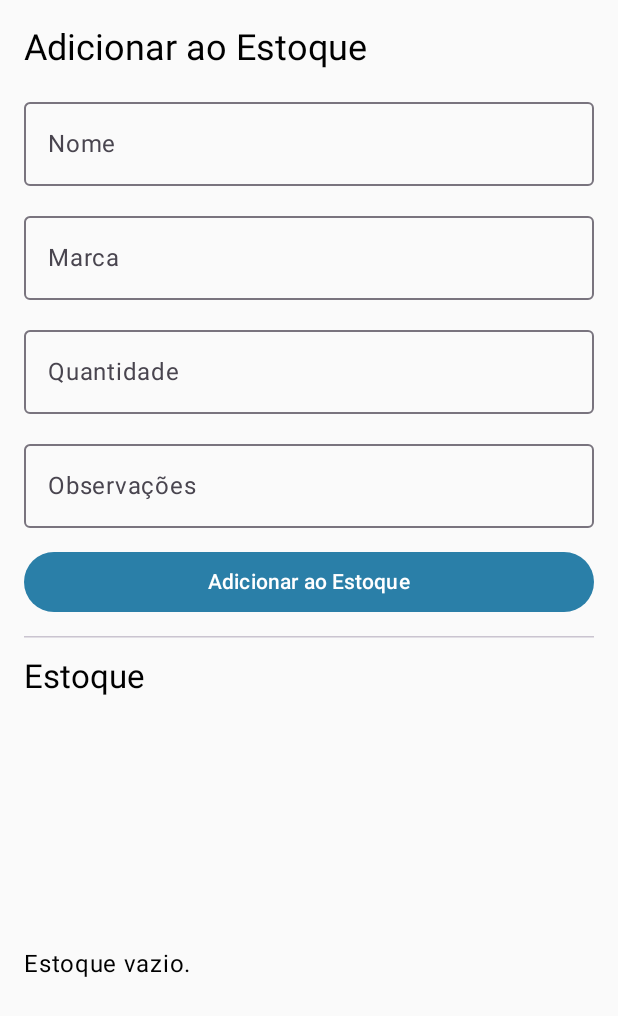
After one commit to Edu1910sccp/Aquarela-Papelaria-, an Android app built with Jetpack Compose: the ProdutosScreen screen opened through its navigation route, on a phone screen of 412 x 824 dp. The commit adds this screen. Shown: the top 1016 px of the screen. Run offline under Robolectric (Android 15) with nearby library versions, the phone set to English and light mode, and no system bars; our stand-ins replace Room's generated code.

Commit message:
feat: implementa funcionalidade base de estoque (lista e cadastro de produtos)

```diff
--- a/app/app/src/main/java/br/edu/ifpe/aquarelapapelaria/data/local/AppDatabase.kt
+++ b/app/app/src/main/java/br/edu/ifpe/aquarelapapelaria/data/local/AppDatabase.kt
@@ -7,9 +7,10 @@ import androidx.room.Room
 import androidx.room.RoomDatabase
 import br.edu.ifpe.aquarelapapelaria.model.Cliente
 import br.edu.ifpe.aquarelapapelaria.model.Pedido
+import br.edu.ifpe.aquarelapapelaria.model.Produto
 
 @Database(
-    entities = [Cliente::class, Pedido::class],
+    entities = [Cliente::class, Pedido::class, Produto::class],
     version = 1,
     exportSchema = false
 )
@@ -17,6 +18,7 @@ abstract class AppDatabase : RoomDatabase() {
 
     abstract fun clienteDao(): ClienteDao
     abstract fun pedidoDao(): PedidoDao
+    abstract fun produtoDao(): ProdutoDao
 
     companion object {
         @Volatile
--- /dev/null
+++ b/app/app/src/main/java/br/edu/ifpe/aquarelapapelaria/ui/features/produtos/ProdutosScreen.kt
@@ -0,0 +1,156 @@
+package br.edu.ifpe.aquarelapapelaria.ui.features.produtos
+
+import androidx.compose.foundation.layout.*
+import androidx.compose.foundation.lazy.LazyColumn
+import androidx.compose.foundation.lazy.items
+import androidx.compose.foundation.text.KeyboardOptions
+import androidx.compose.material3.*
+import androidx.compose.runtime.*
+import androidx.compose.runtime.saveable.rememberSaveable
+import androidx.compose.ui.Alignment
+import androidx.compose.ui.Modifier
+import androidx.compose.ui.res.stringResource
+import androidx.compose.ui.text.input.KeyboardType
+import androidx.compose.ui.unit.dp
+import androidx.lifecycle.compose.collectAsStateWithLifecycle
+import androidx.lifecycle.viewmodel.compose.viewModel
+import br.edu.ifpe.aquarelapapelaria.R
+import br.edu.ifpe.aquarelapapelaria.viewmodel.ProdutosViewModel
+
+@Composable
+fun ProdutosScreen(
+    viewModel: ProdutosViewModel = viewModel()
+) {
+    var nome by rememberSaveable { mutableStateOf("") }
+    var marca by rememberSaveable { mutableStateOf("") }
+    var quantidade by rememberSaveable { mutableStateOf("") }
+    var obs by rememberSaveable { mutableStateOf("") }
+
+    val estado by viewModel.uiState.collectAsStateWithLifecycle()
+
+    Column(
+        modifier = Modifier
+            .fillMaxSize()
+            .padding(16.dp),
+        verticalArrangement = Arrangement.spacedBy(12.dp)
+    ) {
+        Text(
+            text = stringResource(R.string.produtos_cadastrar),
+            style = MaterialTheme.typography.headlineSmall
+        )
+
+        OutlinedTextField(
+            value = nome,
+            onValueChange = { nome = it },
+            label = { Text(stringResource(R.string.produtos_nome)) },
+            modifier = Modifier.fillMaxWidth()
+        )
+
+        OutlinedTextField(
+            value = marca,
+            onValueChange = { marca = it },
+            label = { Text(stringResource(R.string.produtos_marca)) },
+            modifier = Modifier.fillMaxWidth()
+        )
+
+        OutlinedTextField(
+            value = quantidade,
+            onValueChange = { quantidade = it },
+            label = { Text(stringResource(R.string.produtos_quantidade)) },
+            keyboardOptions = KeyboardOptions(keyboardType = KeyboardType.Number),
+            modifier = Modifier.fillMaxWidth()
+        )
+
+        OutlinedTextField(
+            value = obs,
+            onValueChange = { obs = it },
+            label = { Text(stringResource(R.string.produtos_obs)) },
+            modifier = Modifier.fillMaxWidth()
+        )
+
+        Button(
+            onClick = {
+                viewModel.cadastrar(nome, marca, quantidade, obs)
+                if (viewModel.mensagem.contains(stringResource(R.string.produtos_sucesso))) {
+                    nome = ""
+                    marca = ""
+                    quantidade = ""
+                    obs = ""
+                }
+            },
+            modifier = Modifier.fillMaxWidth()
+        ) {
+            Text(stringResource(R.string.produtos_cadastrar))
+        }
+
+        if (viewModel.mensagem.isNotBlank()) {
+            Text(
+                text = viewModel.mensagem,
+                color = if (viewModel.mensagem.contains("Erro") || viewModel.mensagem.contains("Preencha"))
+                    MaterialTheme.colorScheme.error
+                else
+                    MaterialTheme.colorScheme.primary
+            )
+        }
+
+        HorizontalDivider()
+
+        Text(
+            text = stringResource(R.string.produtos_titulo),
+            style = MaterialTheme.typography.titleLarge
+        )
+
+        Box(modifier = Modifier.weight(1f)) {
+            when (val atual = estado) {
+                UiState.Carregando -> {
+                    CircularProgressIndicator(modifier = Modifier.align(Alignment.Center))
+                }
+
+                UiState.Vazio -> {
+                    Text(
+                        text = stringResource(R.string.produtos_vazio),
+                        modifier = Modifier.align(Alignment.Center)
+                    )
+                }
+
+                is UiState.Erro -> {
+                    Column(
+                        modifier = Modifier.align(Alignment.Center),
+                        horizontalAlignment = Alignment.CenterHorizontally
+                    ) {
+                        Text(stringResource(atual.mensagemRes))
+                        Button(onClick = { viewModel.carregar() }) {
+                            Text(stringResource(R.string.tentar_novamente))
+                        }
+                    }
+                }
+
+                is UiState.Sucesso -> {
+                    LazyColumn(
+                        verticalArrangement = Arrangement.spacedBy(8.dp),
+                        modifier = Modifier.fillMaxSize()
+                    ) {
+                        items(atual.produtos) { produto ->
+                            Card(modifier = Modifier.fillMaxWidth()) {
+                                Column(modifier = Modifier.padding(12.dp)) {
+                                    Text(text = produto.nome, style = MaterialTheme.typography.titleMedium)
+                                    Text(
+                                        text = stringResource(R.string.produtos_marca_label, produto.marca),
+                                        style = MaterialTheme.typography.bodyMedium
+                                    )
+                                    Text(
+                                        text = stringResource(R.string.produtos_quantidade_label, produto.quantidade),
+                                        style = MaterialTheme.typography.bodySmall
+                                    )
+                                    if (!produto.observacoes.isNullOrBlank()) {
+                                        Text(text = produto.observacoes, style = MaterialTheme.typography.bodySmall)
+                                    }
+                                }
+                            }
+                        }
+                    }
+                }
+            }
+        }
+    }
+}
--- /dev/null
+++ b/app/app/src/main/java/br/edu/ifpe/aquarelapapelaria/ui/features/produtos/UiState.kt
@@ -0,0 +1,11 @@
+package br.edu.ifpe.aquarelapapelaria.ui.features.produtos
+
+import androidx.annotation.StringRes
+import br.edu.ifpe.aquarelapapelaria.model.Produto
+
+sealed interface UiState {
+    data object Carregando : UiState
+    data object Vazio : UiState
+    data class Erro(@StringRes val mensagemRes: Int) : UiState
+    data class Sucesso(val produtos: List<Produto>) : UiState
+}
--- a/app/app/src/main/java/br/edu/ifpe/aquarelapapelaria/ui/navigation/NavGraph.kt
+++ b/app/app/src/main/java/br/edu/ifpe/aquarelapapelaria/ui/navigation/NavGraph.kt
@@ -6,6 +6,7 @@ import androidx.navigation.compose.composable
 import androidx.navigation.compose.rememberNavController
 import br.edu.ifpe.aquarelapapelaria.ui.features.clientes.ClientesScreen
 import br.edu.ifpe.aquarelapapelaria.ui.features.pedidos.PedidosScreen
+import br.edu.ifpe.aquarelapapelaria.ui.features.produtos.ProdutosScreen
 
 @Composable
 fun AppNavGraph() {
@@ -21,5 +22,8 @@ fun AppNavGraph() {
         composable(NavTarget.Clientes.rota) {
             ClientesScreen()
         }
+        composable(NavTarget.Produtos.rota) {
+            ProdutosScreen()
+        }
     }
 }
--- a/app/app/src/main/java/br/edu/ifpe/aquarelapapelaria/ui/navigation/NavTarget.kt
+++ b/app/app/src/main/java/br/edu/ifpe/aquarelapapelaria/ui/navigation/NavTarget.kt
@@ -6,4 +6,5 @@ package br.edu.ifpe.aquarelapapelaria.ui.navigation
 sealed class NavTarget(val rota: String) {
     data object Pedidos : NavTarget("pedidos")
     data object Clientes : NavTarget("clientes")
+    data object Produtos : NavTarget("produtos")
 }
--- /dev/null
+++ b/app/app/src/main/java/br/edu/ifpe/aquarelapapelaria/viewmodel/ProdutosViewModel.kt
@@ -0,0 +1,83 @@
+package br.edu.ifpe.aquarelapapelaria.viewmodel
+
+import android.app.Application
+import androidx.compose.runtime.getValue
+import androidx.compose.runtime.mutableStateOf
+import androidx.compose.runtime.setValue
+import androidx.lifecycle.AndroidViewModel
+import androidx.lifecycle.viewModelScope
+import br.edu.ifpe.aquarelapapelaria.R
+import br.edu.ifpe.aquarelapapelaria.data.local.AppDatabase
+import br.edu.ifpe.aquarelapapelaria.model.Produto
+import br.edu.ifpe.aquarelapapelaria.ui.features.produtos.UiState
+import kotlinx.coroutines.CancellationException
+import kotlinx.coroutines.Job
+import kotlinx.coroutines.flow.MutableStateFlow
+import kotlinx.coroutines.flow.StateFlow
+import kotlinx.coroutines.flow.asStateFlow
+import kotlinx.coroutines.launch
+
+class ProdutosViewModel(application: Application) : AndroidViewModel(application) {
+
+    private val banco = AppDatabase.obterBanco(application)
+
+    private val _uiState = MutableStateFlow<UiState>(UiState.Carregando)
+    val uiState: StateFlow<UiState> = _uiState.asStateFlow()
+
+    var mensagem by mutableStateOf("")
+        private set
+
+    private var leituraJob: Job? = null
+
+    init {
+        carregar()
+    }
+
+    fun carregar() {
+        leituraJob?.cancel()
+        leituraJob = viewModelScope.launch {
+            _uiState.value = UiState.Carregando
+            try {
+                banco.produtoDao().listarTodos().collect { lista ->
+                    _uiState.value = if (lista.isEmpty()) {
+                        UiState.Vazio
+                    } else {
+                        UiState.Sucesso(lista)
+                    }
+                }
+            } catch (e: CancellationException) {
+                throw e
+            } catch (e: Exception) {
+                _uiState.value = UiState.Erro(R.string.produtos_erro)
+            }
+        }
+    }
+
+    fun cadastrar(nome: String, marca: String, quantidadeStr: String, obs: String) {
+        val qtd = quantidadeStr.toIntOrNull() ?: 0
+
+        if (nome.isBlank() || marca.isBlank() || qtd <= 0) {
+            mensagem = getApplication<Application>().getString(R.string.campos_invalidos)
+            return
+        }
+
+        viewModelScope.launch {
+            try {
+                val produto = Produto(
+                    nome = nome.trim(),
+                    marca = marca.trim(),
+                    quantidade = qtd,
+                    observacoes = obs.trim()
+                )
+                banco.produtoDao().inserir(produto)
+                mensagem = getApplication<Application>().getString(R.string.produtos_sucesso)
+            } catch (e: Exception) {
+                mensagem = getApplication<Application>().getString(R.string.produtos_falha)
+            }
+        }
+    }
+
+    fun limparMensagem() {
+        mensagem = ""
+    }
+}
--- a/app/app/src/main/res/values/strings.xml
+++ b/app/app/src/main/res/values/strings.xml
@@ -63,4 +63,19 @@
     <string name="clientes_nome">Nome: %1$s</string>
     <string name="clientes_telefone">Telefone: %1$s</string>
 
+    <!-- Fronteira: mensagens da tela de produtos (Estoque). -->
+    <string name="produtos_titulo">Estoque</string>
+    <string name="produtos_carregando">Carregando estoque...</string>
+    <string name="produtos_vazio">Estoque vazio.</string>
+    <string name="produtos_erro">Erro ao carregar estoque.</string>
+    <string name="produtos_cadastrar">Adicionar ao Estoque</string>
+    <string name="produtos_nome">Nome</string>
+    <string name="produtos_marca">Marca</string>
+    <string name="produtos_quantidade">Quantidade</string>
+    <string name="produtos_obs">Observações</string>
+    <string name="produtos_sucesso">Produto adicionado!</string>
+    <string name="produtos_falha">Erro ao adicionar produto.</string>
+    <string name="produtos_marca_label">Marca: %1$s</string>
+    <string name="produtos_quantidade_label">Qtd: %1$d</string>
+
 </resources>
```
